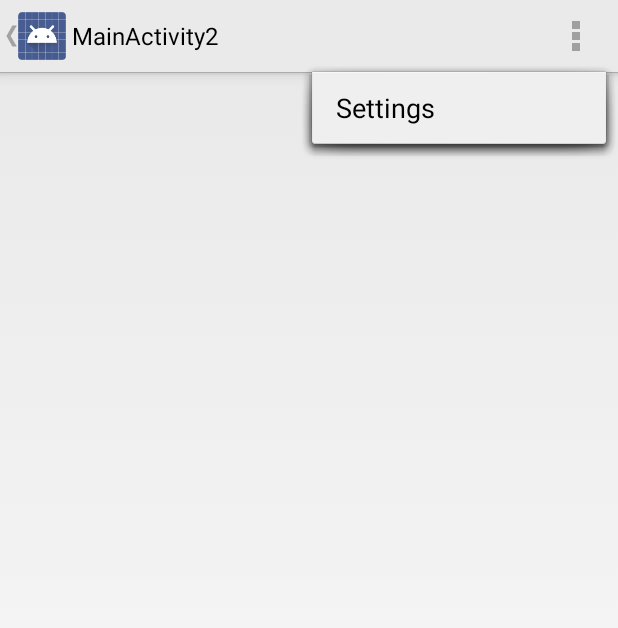
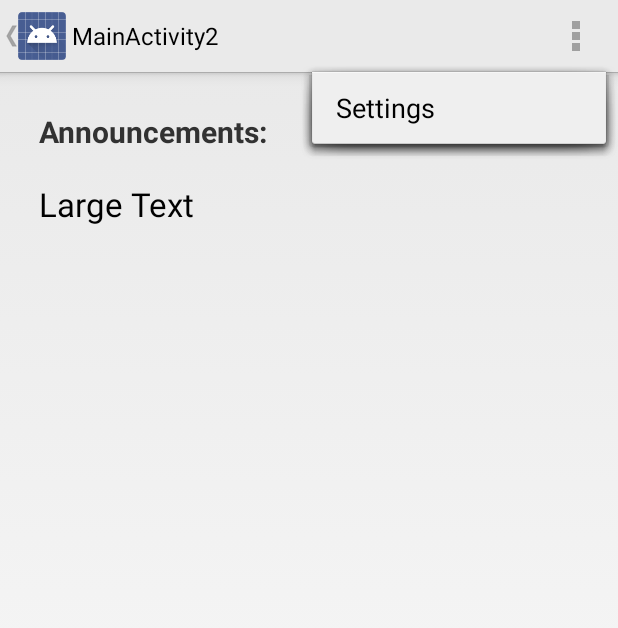
Before and after one commit to DxTania/UCLA-IEEE-Android, an Android app: the MainActivity screen opened directly, with no data from a screen before it, with the options menu open, on a phone screen of 412 x 824 dp. Shown: the top 628 px of the screen. Run offline under Robolectric (Android 15) with nearby library versions, the phone set to English and light mode, and no system bars; 3 statements that could not run were skipped.

Commit message:
Switched the activities to fragments

```diff
--- a/app/src/main/java/com/ucla_ieee/app/MainActivity.java
+++ b/app/src/main/java/com/ucla_ieee/app/MainActivity.java
@@ -3,10 +3,11 @@ package com.ucla_ieee.app;
 import android.R.anim;
 import android.app.ActionBar;
 import android.app.Activity;
-import android.app.Fragment;
-import android.app.FragmentManager;
 import android.content.Intent;
 import android.os.Bundle;
+import android.support.v4.app.Fragment;
+import android.support.v4.app.FragmentActivity;
+import android.support.v4.app.FragmentManager;
 import android.support.v4.widget.DrawerLayout;
 import android.view.*;
 import com.ucla_ieee.app.calendar.CalendarActivity;
@@ -14,8 +15,10 @@ import com.ucla_ieee.app.signin.LoginActivity;
 import com.ucla_ieee.app.signin.ProfileActivity;
 import com.ucla_ieee.app.signin.SessionManager;
 
-public class MainActivity extends Activity
+public class MainActivity extends FragmentActivity
         implements NavigationDrawerFragment.NavigationDrawerCallbacks {
+    private final String CAL_TAG = "calendar";
+    private final String PROFILE_TAG = "profile";
 
     /**
      * Fragment managing the behaviors, interactions and presentation of the navigation drawer.
@@ -32,10 +35,10 @@ public class MainActivity extends Activity
     @Override
     protected void onCreate(Bundle savedInstanceState) {
         super.onCreate(savedInstanceState);
-        setContentView(R.layout.activity_main_activity2);
+        setContentView(R.layout.activity_main);
 
         mNavigationDrawerFragment = (NavigationDrawerFragment)
-                getFragmentManager().findFragmentById(R.id.navigation_drawer);
+                getSupportFragmentManager().findFragmentById(R.id.navigation_drawer);
         mTitle = "Welcome!";
         mSessionManager = new SessionManager(this);
 
@@ -62,22 +65,19 @@ public class MainActivity extends Activity
     @Override
     public void onNavigationDrawerItemSelected(int position) {
         // update the main content by replacing fragments
-        Intent intent;
+        FragmentManager fragmentManager;
         switch(position) {
             case 0:
-                FragmentManager fragmentManager = getFragmentManager();
+                fragmentManager = getSupportFragmentManager();
                 fragmentManager.beginTransaction()
                         .replace(R.id.container, PlaceholderFragment.newInstance(position + 1))
                         .commit();
                 break;
             case 1:
-                intent = new Intent(MainActivity.this, CalendarActivity.class);
-                startActivity(intent);
-                overridePendingTransition(anim.fade_in, anim.fade_out);
+                doFragment(CAL_TAG);
                 break;
             case 2:
-                intent = new Intent(MainActivity.this, ProfileActivity.class);
-                startActivity(intent);
+                doFragment(PROFILE_TAG);
                 overridePendingTransition(anim.fade_in, anim.fade_out);
                 break;
             case 3:
@@ -85,7 +85,21 @@ public class MainActivity extends Activity
             default:
 
         }
+    }
 
+    private void doFragment(String tag) {
+        FragmentManager fragmentManager = getSupportFragmentManager();
+        Fragment fragment = fragmentManager.findFragmentByTag(tag);
+        if (fragment == null) {
+            if (tag.equals(CAL_TAG)) {
+                fragment = new CalendarActivity();
+            } else {
+                fragment = new ProfileActivity();
+            }
+        }
+        fragmentManager.beginTransaction()
+                .replace(R.id.container, fragment, tag)
+                .commit();
     }
 
     public void onSectionAttached(int number) {
@@ -156,7 +170,7 @@ public class MainActivity extends Activity
         @Override
         public View onCreateView(LayoutInflater inflater, ViewGroup container,
                 Bundle savedInstanceState) {
-            View rootView = inflater.inflate(R.layout.fragment_main_activity2, container, false);
+            View rootView = inflater.inflate(R.layout.fragment_main, container, false);
             return rootView;
         }
 
--- a/app/src/main/java/com/ucla_ieee/app/NavigationDrawerFragment.java
+++ b/app/src/main/java/com/ucla_ieee/app/NavigationDrawerFragment.java
@@ -3,12 +3,12 @@ package com.ucla_ieee.app;
 
 import android.app.ActionBar;
 import android.app.Activity;
-import android.app.Fragment;
 import android.content.SharedPreferences;
 import android.content.res.Configuration;
 import android.os.Bundle;
 import android.preference.PreferenceManager;
 import android.support.v4.app.ActionBarDrawerToggle;
+import android.support.v4.app.Fragment;
 import android.support.v4.view.GravityCompat;
 import android.support.v4.widget.DrawerLayout;
 import android.view.*;
--- a/app/src/main/java/com/ucla_ieee/app/calendar/CalendarTask.java
+++ b/app/src/main/java/com/ucla_ieee/app/calendar/CalendarTask.java
@@ -31,7 +31,7 @@ public class CalendarTask extends AsyncTask<Void, Void, String> {
     JsonServerUtil mUtil;
 
     public CalendarTask(CalendarActivity parent) {
-        mSessionManager = new SessionManager(parent);
+        mSessionManager = new SessionManager(parent.getActivity());
         mParent = parent;
         mUtil = new JsonServerUtil();
     }
@@ -65,7 +65,7 @@ public class CalendarTask extends AsyncTask<Void, Void, String> {
     protected void onPostExecute(String response) {
         JsonObject json = mUtil.getJsonObjectFromString(response);
         if (json == null) {
-            Toast.makeText(mParent, "Something went wrong", Toast.LENGTH_SHORT).show();
+            Toast.makeText(mParent.getActivity(), "Something went wrong", Toast.LENGTH_SHORT).show();
             return; // error
         }
 
--- a/app/src/main/java/com/ucla_ieee/app/calendar/Event.java
+++ b/app/src/main/java/com/ucla_ieee/app/calendar/Event.java
@@ -105,7 +105,7 @@ public class Event implements Parcelable {
         dest.writeLong(endDate.getTime());
     }
 
-    public static final Parcelable.Creator<Event> CREATOR = new Creator<Event>() {
+    public static final Creator<Event> CREATOR = new Creator<Event>() {
         public Event createFromParcel(Parcel source) {
             Event mEvent = new Event();
             mEvent.setSummary(source.readString());
--- a/app/src/main/res/layout/activity_main_activity2.xml
+++ /dev/null
@@ -1,31 +0,0 @@
-<!-- A DrawerLayout is intended to be used as the top-level content view using match_parent for both width and height to consume the full space available. -->
-<android.support.v4.widget.DrawerLayout
-    xmlns:android="http://schemas.android.com/apk/res/android"
-    xmlns:tools="http://schemas.android.com/tools"
-    android:id="@+id/drawer_layout"
-    android:layout_width="match_parent"
-    android:layout_height="match_parent"
-    tools:context="com.ucla_ieee.app.MainActivity">
-
-    <!-- As the main content view, the view below consumes the entire
-         space available using match_parent in both dimensions. -->
-    <FrameLayout
-        android:id="@+id/container"
-        android:layout_width="match_parent"
-        android:layout_height="match_parent" />
-
-    <!-- android:layout_gravity="start" tells DrawerLayout to treat
-         this as a sliding drawer on the left side for left-to-right
-         languages and on the right side for right-to-left languages.
-         If you're not building against API 17 or higher, use
-         android:layout_gravity="left" instead. -->
-    <!-- The drawer is given a fixed width in dp and extends the full height of
-         the container. -->
-    <fragment android:id="@+id/navigation_drawer"
-        android:layout_width="@dimen/navigation_drawer_width"
-        android:layout_height="match_parent"
-        android:layout_gravity="start"
-        android:name="com.ucla_ieee.app.NavigationDrawerFragment"
-        tools:layout="@layout/fragment_navigation_drawer" />
-
-</android.support.v4.widget.DrawerLayout>
--- /dev/null
+++ b/app/src/main/res/layout/fragment_main.xml
@@ -0,0 +1,32 @@
+<LinearLayout xmlns:android="http://schemas.android.com/apk/res/android"
+    xmlns:tools="http://schemas.android.com/tools"
+    android:layout_width="match_parent"
+    android:layout_height="match_parent"
+    android:paddingLeft="@dimen/activity_horizontal_margin"
+    android:paddingRight="@dimen/activity_horizontal_margin"
+    android:paddingTop="@dimen/activity_vertical_margin"
+    android:orientation="vertical"
+    android:paddingBottom="@dimen/activity_vertical_margin"
+    tools:context="com.ucla_ieee.app.MainActivity$PlaceholderFragment">
+
+    <TextView
+        android:layout_width="wrap_content"
+        android:layout_height="wrap_content"
+        android:text="Announcements:"
+        android:id="@+id/textView3"
+        android:textSize="20sp"
+        android:layout_margin="10dp"
+        android:typeface="normal"
+        android:textStyle="bold"/>
+
+    <TextView
+        android:layout_width="wrap_content"
+        android:layout_height="wrap_content"
+        android:textAppearance="?android:attr/textAppearanceLarge"
+        android:text="Large Text"
+        android:layout_margin="10dp"
+        android:id="@+id/textView"
+        android:lines="3"/>
+
+
+</LinearLayout>
--- a/app/src/main/res/layout/fragment_main_activity2.xml
+++ /dev/null
@@ -1,16 +0,0 @@
-<RelativeLayout xmlns:android="http://schemas.android.com/apk/res/android"
-    xmlns:tools="http://schemas.android.com/tools"
-    android:layout_width="match_parent"
-    android:layout_height="match_parent"
-    android:paddingLeft="@dimen/activity_horizontal_margin"
-    android:paddingRight="@dimen/activity_horizontal_margin"
-    android:paddingTop="@dimen/activity_vertical_margin"
-    android:paddingBottom="@dimen/activity_vertical_margin"
-    tools:context="com.ucla_ieee.app.MainActivity$PlaceholderFragment">
-
-    <TextView
-        android:id="@+id/section_label"
-        android:layout_width="wrap_content"
-        android:layout_height="wrap_content" />
-
-</RelativeLayout>
```
Also changed, not shown: app/src/main/java/com/ucla_ieee/app/calendar/CalendarActivity.java (+18 -24 lines), app/src/main/java/com/ucla_ieee/app/signin/MembershipEditTask.java (+6 -6 lines), app/src/main/java/com/ucla_ieee/app/signin/ProfileActivity.java (+29 -35 lines), app/src/main/res/layout/activity_main.xml (+27 -173 lines), app/src/main/res/layout/fragment_calendar.xml (renamed from app/src/main/res/layout/activity_calendar.xml), app/src/main/res/layout/fragment_profile.xml (renamed from app/src/main/res/layout/activity_profile.xml).
